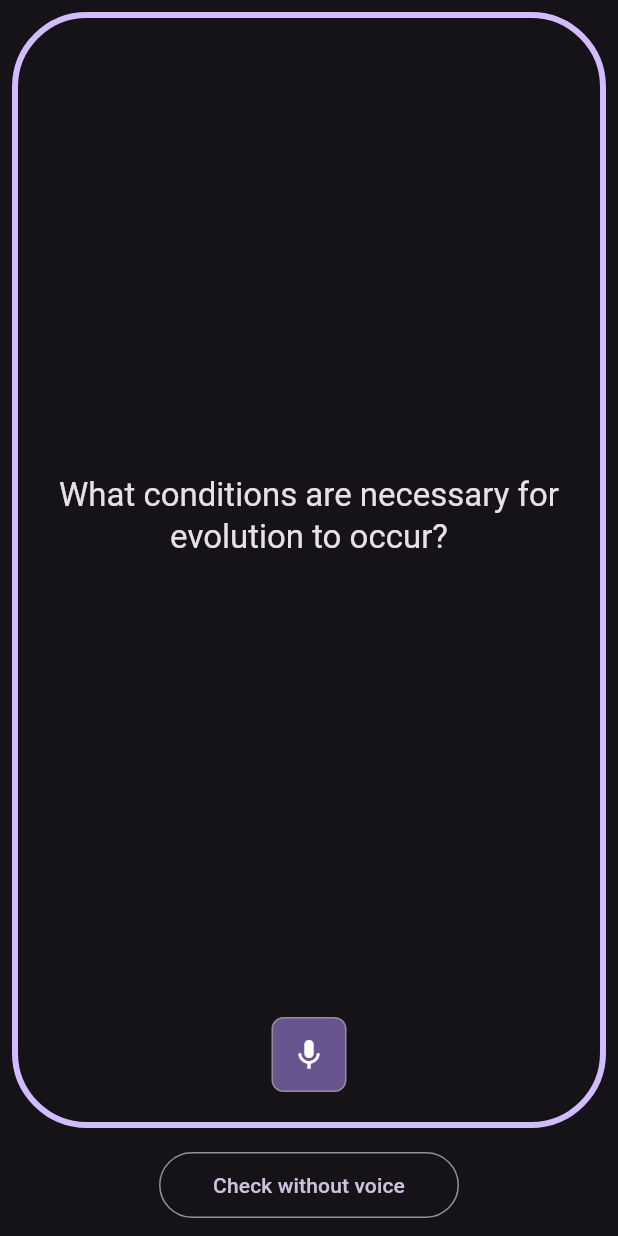
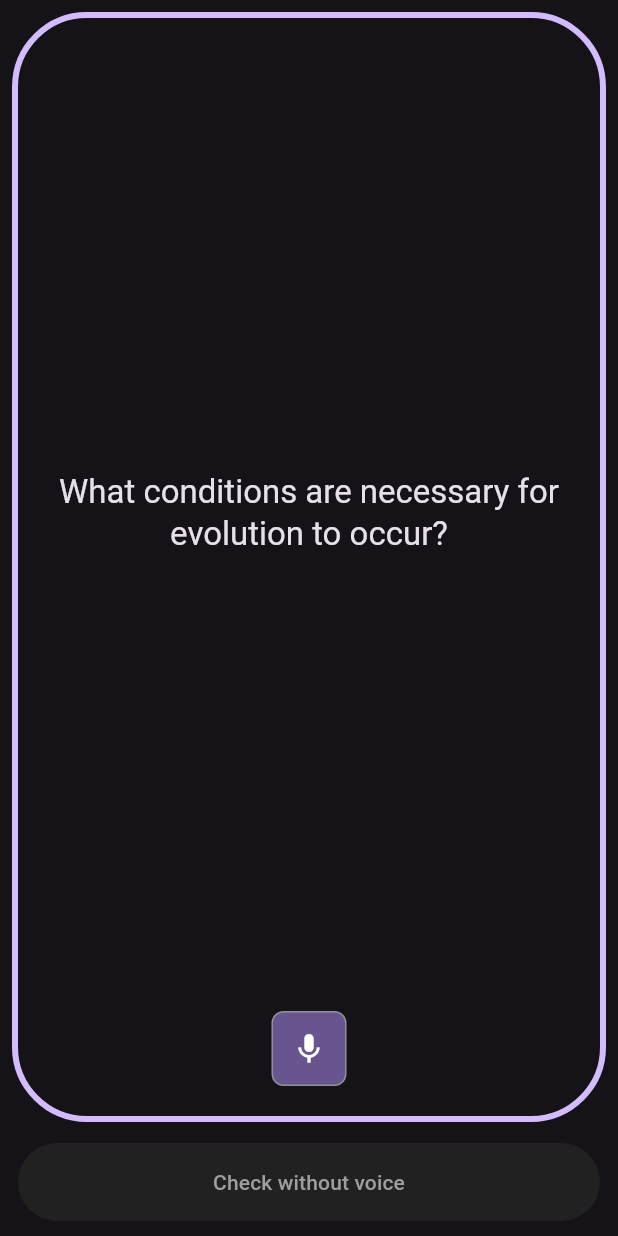
Before and after one commit to Jim-Maar/knowunity_application_demo, a Flutter app: the screen it shows after launch, on a phone screen of 412 x 824 dp. Run offline on Flutter 3.47's test engine with Material 3 defaults, Android fonts, the phone set to English and light mode, and no system bars; our stand-ins replace flutter_dotenv, permission_handler; missing offline and left inert: flutter_sound, record, whisper_ggml.

Commit message:
Better styling for the checkbutton

```diff
--- a/lib/main.dart
+++ b/lib/main.dart
@@ -51,16 +51,6 @@ const List<Quiz> quizzes = [
     ],
   ),
 ];
-
-/*
-curl -X POST https://openrouter.ai/api/v1/completions \
-     -H "Authorization: Bearer <token>" \
-     -H "Content-Type: application/json" \
-     -d '{
-  "model": "model",
-  "prompt": "prompt"
-}'
-*/
 
 Future<List<bool>> getChecks({
   required String answerText,
@@ -321,7 +311,7 @@ class QuestionPage extends StatefulWidget {
 }
 
 class _QuestionPageState extends State<QuestionPage> {
-  final model = WhisperModel.base;
+  final model = WhisperModel.mediumEn;
   final AudioRecorder audioRecorder = AudioRecorder();
   final WhisperController whisperController = WhisperController();
   String transcribedText = '';
@@ -555,20 +545,56 @@ class CheckButton extends StatelessWidget {
   @override
   Widget build(BuildContext context) {
     final theme = Theme.of(context);
-    final style = theme.textTheme.labelLarge!.copyWith(
-      color: theme.colorScheme.secondary,
-    );
     final String buttonText = isVoiceFinished ? "Check" : "Check without voice";
-    return OutlinedButton(
-      onPressed: () => {showAnswers()},
-      child: Padding(
-        padding: const EdgeInsets.all(12.0),
-        child: Text(
-          buttonText,
-          style: style,
-          // textScaler: TextScaler.linear(1.2)
+
+    return Row(
+      children: [
+        Expanded(
+          child: Padding(
+            padding: const EdgeInsets.symmetric(horizontal: 12.0),
+            child: Container(
+              decoration: isVoiceFinished
+                  ? BoxDecoration(
+                      gradient: LinearGradient(
+                        begin: Alignment.topCenter,
+                        end: Alignment.bottomCenter,
+                        colors: [
+                          Colors.green[100]!, // Very light green at top
+                          Colors.green[400]!, // Darker green at bottom
+                        ],
+                      ),
+                      borderRadius: BorderRadius.circular(
+                        20,
+                      ), // Match button radius
+                    )
+                  : null,
+              child: ElevatedButton(
+                style: ElevatedButton.styleFrom(
+                  backgroundColor: isVoiceFinished
+                      ? Colors
+                            .transparent // Transparent to show gradient
+                      : Colors.grey[900], // Dark grey when not finished
+                  elevation: 0,
+                  shadowColor: Colors.transparent, // Remove shadow completely
+                ),
+                onPressed: () => {showAnswers()},
+                child: Padding(
+                  padding: const EdgeInsets.symmetric(vertical: 16.0),
+                  child: Text(
+                    buttonText,
+                    style: theme.textTheme.labelLarge!.copyWith(
+                      color: isVoiceFinished
+                          ? Colors
+                                .white // White text when finished
+                          : Colors.grey[500], // Light grey when not finished
+                    ),
+                  ),
+                ),
+              ),
+            ),
+          ),
         ),
-      ),
+      ],
     );
   }
 }
```
